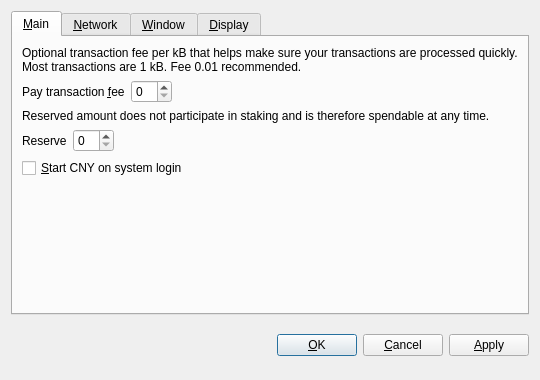
This is src/qt/forms/optionsdialog.ui in biz2013/AXFunds as Qt 5 draws it before an edit. The edited form follows.
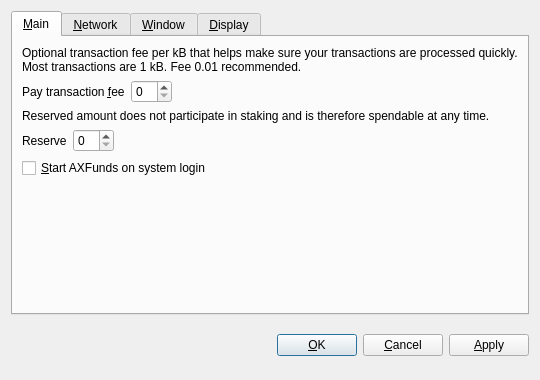
This is the edited form. Custom widgets are drawn as their Qt base class.

```diff
--- a/src/qt/forms/optionsdialog.ui
+++ b/src/qt/forms/optionsdialog.ui
@@ -128,7 +128,7 @@
           <string>Automatically start CNY after logging in to the system.</string>
          </property>
          <property name="text">
-          <string>&amp;Start CNY on system login</string>
+          <string>&amp;Start AXFunds on system login</string>
          </property>
         </widget>
        </item>
```
Left out of the diff: 8 changed lines with no effect on the pictures.
